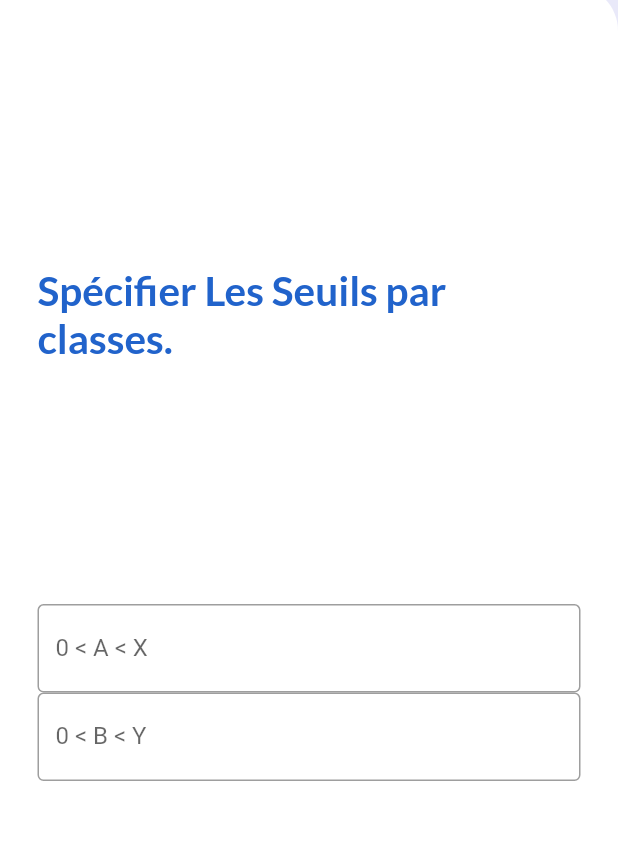
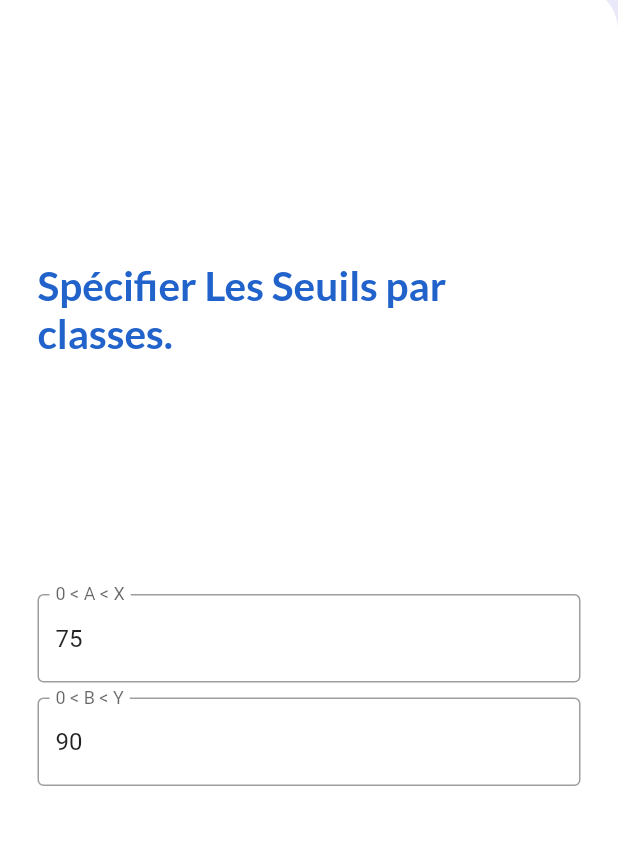
Before and after one commit to B-Houssam/iStock, a Flutter app: the AjouterFour screen opened directly, on a phone screen of 412 x 824 dp, the part 175-1020 px from its top. Run offline on Flutter 3.47's test engine with Material 2 defaults, Android fonts, the phone set to English and light mode, and no system bars; our stand-ins replace font_awesome_flutter, google_fonts, sqflite; accounts and stored records are empty.

Commit message:
changed app icon, added seuil classes fix values

```diff
--- a/lib/views/ajouterSeuil.dart
+++ b/lib/views/ajouterSeuil.dart
@@ -13,8 +13,18 @@ class AjouterFour extends StatefulWidget {
 
 class _AjouterFourState extends State<AjouterFour> {
   final _formKey = GlobalKey<FormState>();
-  int a = 0;
-  int b = 0;
+  int a = 75;
+  int b = 90;
+
+  var txt = TextEditingController();
+  var txt1 = TextEditingController();
+
+  @override
+  void initState() {
+    super.initState();
+    txt.text = "75";
+    txt1.text = "90";
+  }
 
   @override
   Widget build(BuildContext context) {
@@ -132,7 +142,7 @@ class _AjouterFourState extends State<AjouterFour> {
                                       child: Column(
                                         children: <Widget>[
                                           TextFormField(
-                                            //controller: txt,
+                                            controller: txt,
                                             validator: (val) {
                                               if (val.isEmpty) {
                                                 return 'Obligatoir';
@@ -176,8 +186,11 @@ class _AjouterFourState extends State<AjouterFour> {
                                             textCapitalization:
                                                 TextCapitalization.sentences,
                                           ),
+                                          SizedBox(
+                                            height: 10,
+                                          ),
                                           TextFormField(
-                                            //controller: txt,
+                                            controller: txt1,
                                             validator: (val) {
                                               if (val.isEmpty) {
                                                 return 'Obligatoir';
--- a/pubspec.yaml
+++ b/pubspec.yaml
@@ -41,7 +41,7 @@ dev_dependencies:
 flutter_icons:
   android: "launcher_icon"
   ios: true
-  image_path: "assets/logo.jpg"
+  image_path: "assets/logo.png"
 
 # For information on the generic Dart part of this file, see the
 # following page: https://dart.dev/tools/pub/pubspec
```
Also changed, not shown: lib/views/final.dart (+59 -43 lines), assets/logo.jpg (deleted), assets/logo.png (added), 28 other files.
